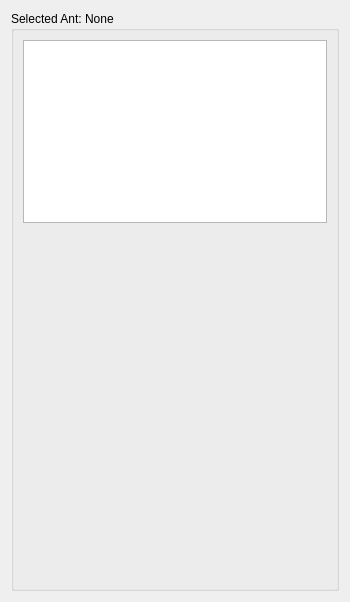
This is src/fort-studio/widget/AntIdentificationWidget.ui in formicidae-tracker/studio as Qt 5 draws it before an edit. The edited form follows.
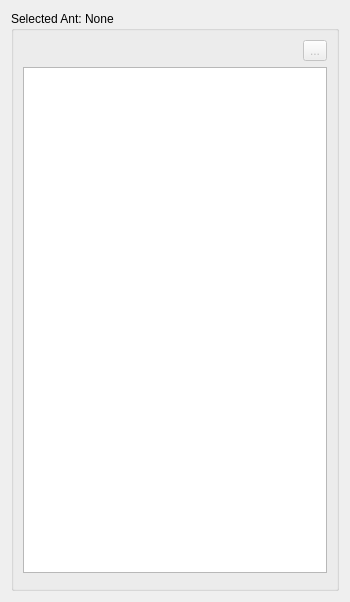
This is the edited form. Icons and pictures are not drawn. Custom widgets are drawn as their Qt base class.

```diff
--- a/src/fort-studio/widget/AntIdentificationWidget.ui
+++ b/src/fort-studio/widget/AntIdentificationWidget.ui
@@ -26,6 +26,36 @@
       <string>Selected Ant: None</string>
      </property>
      <layout class="QVBoxLayout" name="verticalLayout">
+      <item>
+       <layout class="QHBoxLayout" name="horizontalLayout_2">
+        <item>
+         <spacer name="horizontalSpacer">
+          <property name="orientation">
+           <enum>Qt::Horizontal</enum>
+          </property>
+          <property name="sizeHint" stdset="0">
+           <size>
+            <width>40</width>
+            <height>20</height>
+           </size>
+          </property>
+         </spacer>
+        </item>
+        <item>
+         <widget class="QToolButton" name="removeButton">
+          <property name="enabled">
+           <bool>false</bool>
+          </property>
+          <property name="text">
+           <string>...</string>
+          </property>
+          <property name="icon">
+           <iconset theme="list-remove"/>
+          </property>
+         </widget>
+        </item>
+       </layout>
+      </item>
       <item>
        <widget class="QTableView" name="tableView">
         <attribute name="verticalHeaderVisible">
@@ -38,7 +68,7 @@
         <property name="minimumSize">
          <size>
           <width>0</width>
-          <height>350</height>
+          <height>0</height>
          </size>
         </property>
        </widget>
```
